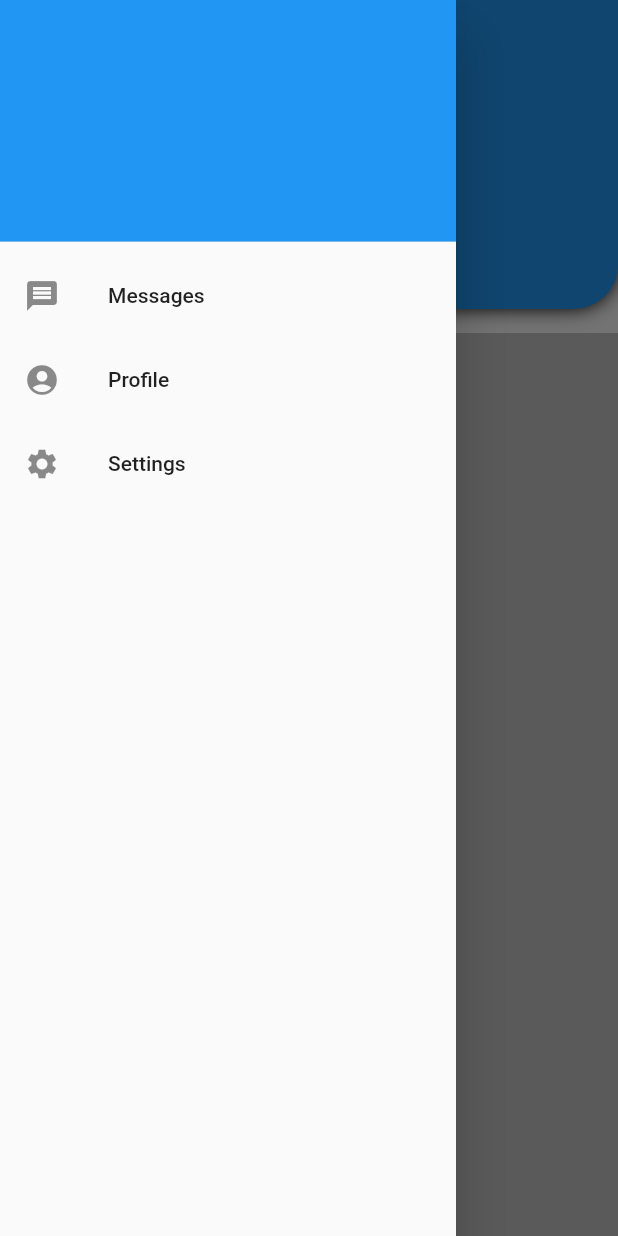
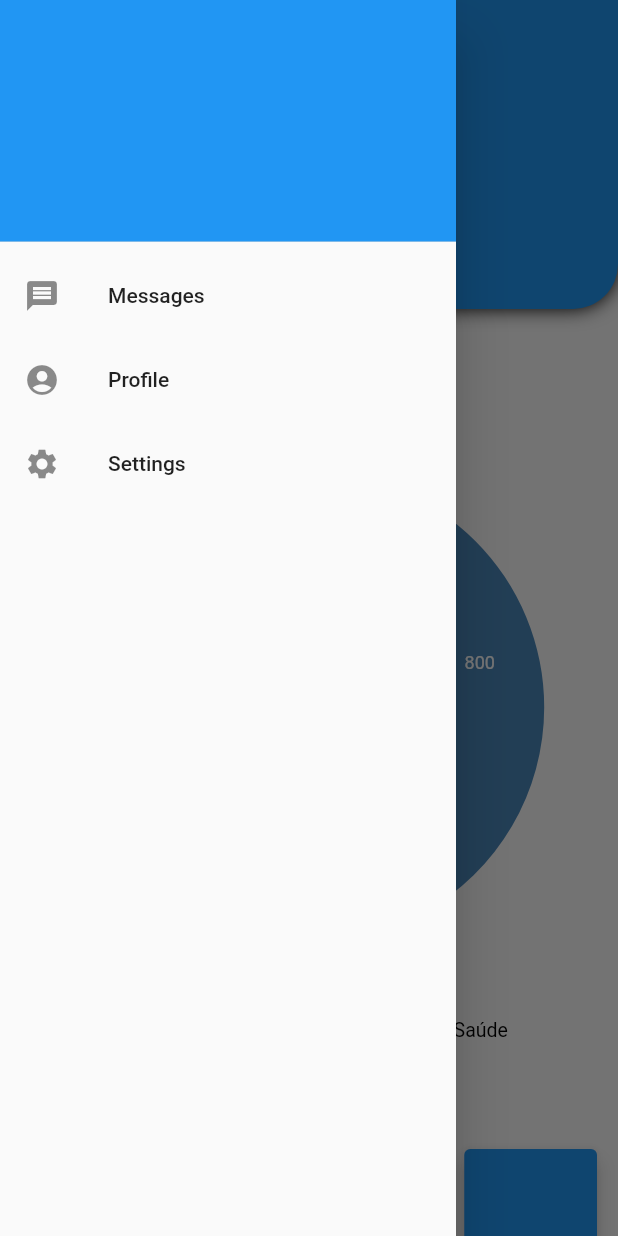
Before and after one commit to GabrielCiriaco/Cash-Builder, a Flutter app: the screen it shows after launch, with the side drawer open, on a phone screen of 412 x 824 dp. Run offline on Flutter 3.47's test engine with Material 2 defaults, Android fonts, the phone set to English and light mode, and no system bars; our stand-ins replace syncfusion_flutter_charts.

Commit message:
ideia preliminar do grafico

```diff
--- a/lib/screens/botoes.dart
+++ b/lib/screens/botoes.dart
@@ -7,24 +7,74 @@ class Botoes extends StatelessWidget{
 
   @override
   Widget build(BuildContext context){
-    return Container(
-      color: Color(0xAAAAAAAA),
-      height: 1000,
+    return Column(
+      crossAxisAlignment: CrossAxisAlignment.start,
+      children:[
+        Padding(
+          padding: const EdgeInsets.all(15),
+          child: Text(style: TextStyle(
+                  fontSize: 20,
+                  color: Colors.blue,
+                  fontWeight: FontWeight.bold),'Opções de Controle:'),
+        ),
+        Container(
+          padding: EdgeInsets.symmetric(horizontal: 10),
+        height: MediaQuery.of(context).size.width*0.55,
         child: GridView.count(
           physics: NeverScrollableScrollPhysics(),
           crossAxisCount: 4,
           mainAxisSpacing: 2,
           crossAxisSpacing: 2,
+          // ignore: prefer_const_literals_to_create_immutables
           children: [
             Card(child:
-            Text('data')
+              Text(''),
+              elevation: 5,
+              color: Colors.blue,
               ),
 
             Card(child:
-          Text('asdasd')
-          )
+            Text(''),
+            elevation: 5,
+            color: Colors.blue,
+            ),
+            Card(child:
+              Text(''),
+              elevation: 5,
+              color: Colors.blue,
+              ),
+
+            Card(child:
+            Text(''),
+            elevation: 5,
+            color: Colors.blue,
+            ),
+            Card(child:
+              Text(''),
+              elevation: 5,
+              color: Colors.blue,
+              ),
+
+            Card(child:
+            Text(''),
+            elevation: 5,
+            color: Colors.blue,
+            ),
+            Card(child:
+              Text(''),
+              elevation: 5,
+              color: Colors.blue,
+              ),
+
+            Card(child:
+            Text(''),
+            elevation: 5,
+            color: Colors.blue,
+            ),
           ],
           ),
+        )
+      ]
     );
   }
 }
--- a/lib/screens/grafico.dart
+++ b/lib/screens/grafico.dart
@@ -1,3 +1,5 @@
+// ignore_for_file: prefer_const_constructors
+import 'package:syncfusion_flutter_charts/charts.dart';
 import 'package:flutter/material.dart';
 
 
@@ -9,11 +11,60 @@ class Grafico extends StatefulWidget {
 }
 
 class _GraficoState extends State<Grafico> {
+
+  late List <DadosGraf> TodosDados;
+
+  @override
+  void initState(){
+    TodosDados = gerarDados();
+    super.initState();
+  }
   @override
   Widget build(BuildContext context){
-    return Container(
+    return Column(
+      crossAxisAlignment: CrossAxisAlignment.start,
+      children: [
+        Padding(
+          padding: const EdgeInsets.all(15),
+          child: Text(
+            style: TextStyle(
+              fontSize: 20,
+              color: Colors.blue,
+              fontWeight: FontWeight.bold),'Gráfico de Saídas:'),
+        ),
+        Container(
+          height: 450,
+          width: double.infinity,
+          child: SfCircularChart(
+            legend: Legend(isVisible: true,overflowMode: LegendItemOverflowMode.wrap),
+            series: [DoughnutSeries(
+              dataSource: TodosDados,
+              xValueMapper: (dados,_) =>dados.saidas,
+              yValueMapper: (dados,_) =>dados.valores,
+              dataLabelSettings: DataLabelSettings(isVisible:true)
 
-      width: double.infinity,
-      child: Text('asDDDD'));
+          )],),
+        ),
+      ]
+    );
+  }
+
+    List<DadosGraf> gerarDados(){
+
+    final List<DadosGraf> ConjDados= [
+      DadosGraf('Rep', 800),
+      DadosGraf('Alimentação', 230),
+      DadosGraf('Festa', 840),
+      DadosGraf('Saúde', 40),
+    ];
+    return ConjDados;
   }
 }
+
+
+class DadosGraf{
+  DadosGraf(this.saidas,this.valores);
+  final String saidas;
+  final double valores;
+
+}
--- a/pubspec.yaml
+++ b/pubspec.yaml
@@ -31,7 +31,7 @@ environment:
 dependencies:
   flutter:
     sdk: flutter
-
+  syncfusion_flutter_charts: ^19.1.54
 
   # The following adds the Cupertino Icons font to your application.
   # Use with the CupertinoIcons class for iOS style icons.
```
Also changed, not shown: pubspec.lock. Lines whose indentation alone changed are shown as unchanged.
